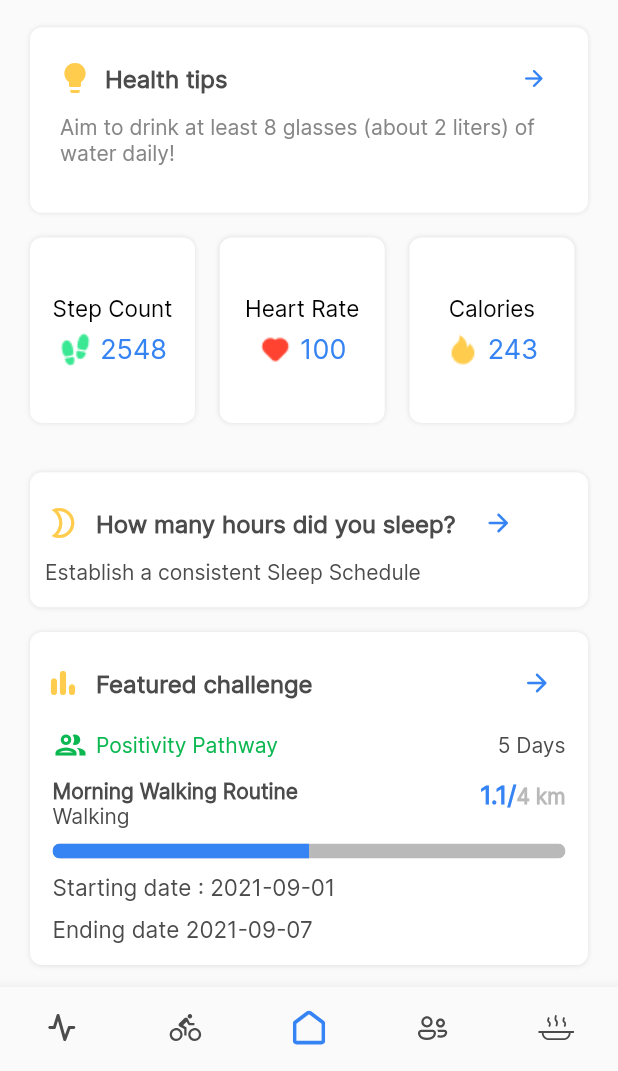
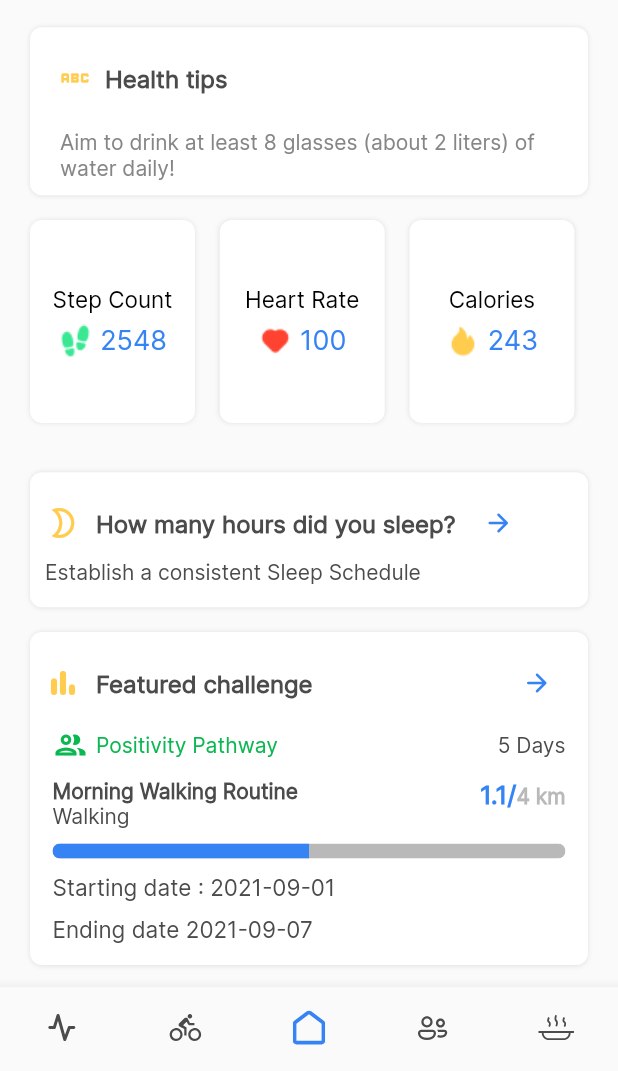
Before and after one commit to Team-Ayura/Ayura-Client, a Flutter app: the Home screen opened directly, on a phone screen of 412 x 824 dp, the part 165-1236 px from its top. Run offline on Flutter 3.47's test engine with Material 2 defaults, Android fonts, the phone set to English and light mode, and no system bars; our stand-ins replace buttons_tabbar, fl_chart, flutter_animate, flutter_calendar_carousel, flutter_slidable, flutter_svg and 11 more; missing offline and left inert: country_list_pick, flutter_ruler_picker, time_duration_picker; accounts and stored records are empty; project files that could hold a hidden picture were left out.

Commit message:
Generative Tips

```diff
--- a/lib/constants/constants.dart
+++ b/lib/constants/constants.dart
@@ -1,3 +1,5 @@
 class AppUrls {
-  static String baseUrl = "https://ayura.azurewebsites.net";
+  // static String baseUrl = "https://ayura.azurewebsites.net";
+
+  static String baseUrl = "http://localhost:5005";
 }
--- a/lib/widgets/features/home/tips_card.dart
+++ b/lib/widgets/features/home/tips_card.dart
@@ -10,7 +10,6 @@ Widget tipsCard({
   required double height,
 }) {
   return Container(
-    height: height,
     padding: const EdgeInsets.all(10.0),
     decoration: BoxDecoration(
       borderRadius: BorderRadius.circular(8),
@@ -32,7 +31,7 @@ Widget tipsCard({
                 ? TextButton.icon(
                     onPressed: () {},
                     icon: Icon(
-                      icon,
+                      Icons.abc,
                       size: 24.0,
                       color: iconColor ?? AppColors.yellowColor,
                     ),
@@ -46,8 +45,7 @@ Widget tipsCard({
                       ),
                     ),
                   )
-                : TextButton(
-                    onPressed: () {},
+                : Flexible(
                   child: Text(
                     title!,
                     style: const TextStyle(
@@ -58,24 +56,9 @@ Widget tipsCard({
                     ),
                   ),
                 ),
-            TextButton.icon(
-              onPressed: () {},
-              label: const Icon(
-                Icons.arrow_forward_rounded,
-                size: 18,
-                color: AppColors.primaryColor,
-              ),
-              icon: Text(
-                cta,
-                style: const TextStyle(
-                  fontSize: 14,
-                  fontWeight: FontWeight.w400,
-                  fontFamily: "Inter",
-                ),
-              ),
-            )
           ],
         ),
+        const SizedBox(height: 10.0),
         Padding(
           padding: const EdgeInsets.only(left: 10.0),
           child: Text(
```
Also changed, not shown: lib/pages/features/Diary/diary_list.dart (+194 -51 lines), pubspec.lock. Lines whose indentation alone changed are shown as unchanged.
